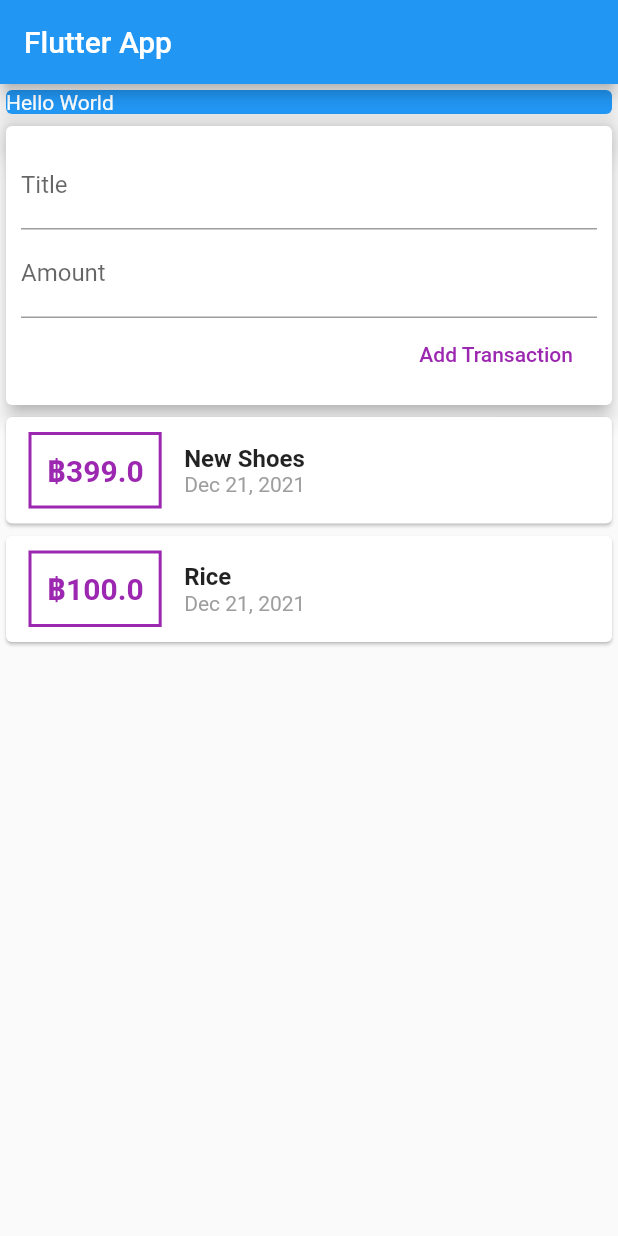
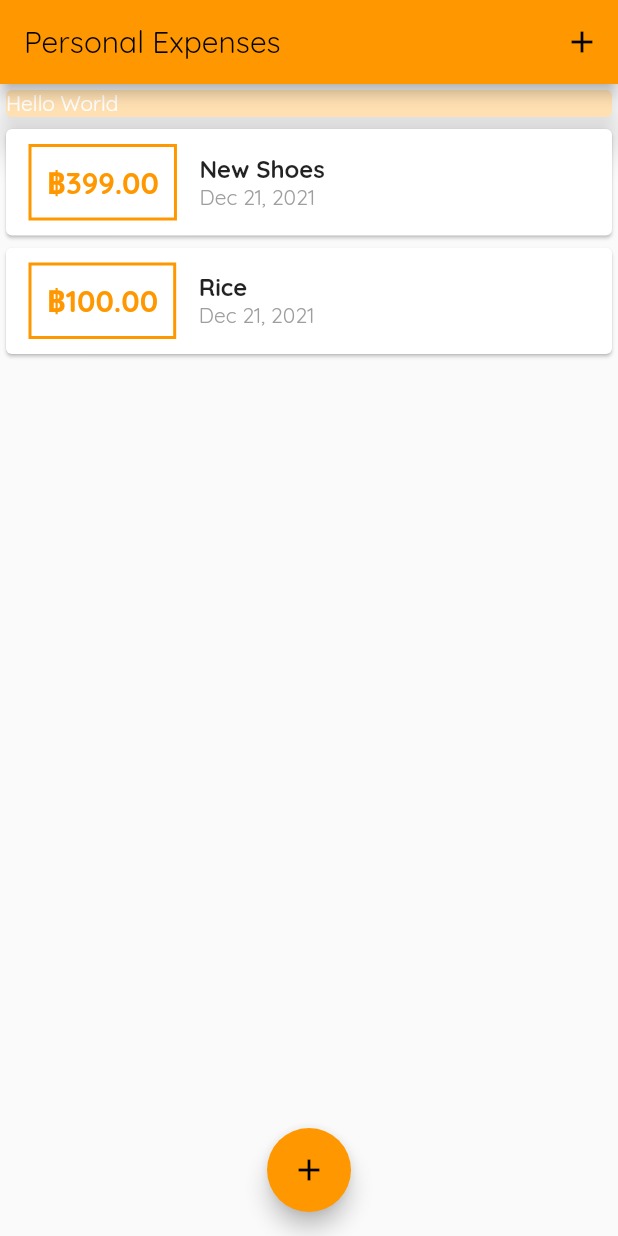
Before and after one commit to Abdulhakim-Maha/Flutter-Tutorial, a Flutter app: the screen it shows after launch, on a phone screen of 412 x 824 dp. Run offline on Flutter 3.47's test engine with Material 2 defaults, Android fonts, the phone set to English and light mode, and no system bars.

Commit message:
add fonts

```diff
--- a/expenses/lib/main.dart
+++ b/expenses/lib/main.dart
@@ -1,4 +1,6 @@
-import 'package:expenses/widgets/user_transaction.dart';
+import 'package:expenses/widgets/new_transaction.dart';
+import 'package:expenses/widgets/transaction_list.dart';
+import 'package:expenses/models/transaction.dart';
 import 'package:flutter/material.dart';
 
 void main() => runApp(MyApp());
@@ -7,23 +9,78 @@ class MyApp extends StatelessWidget {
   @override
   Widget build(BuildContext context) {
     return MaterialApp(
-      title: 'Flutter App',
+      title: 'Personal Expenses',
+      theme: ThemeData(
+        primarySwatch: Colors.orange,
+        fontFamily: 'Quicksand',
+      ),
       home: MyHomePage(),
     );
   }
 }
 
-class MyHomePage extends StatelessWidget {
+class MyHomePage extends StatefulWidget {
   // String? tittleInput;
   // String? amountInput;
+  @override
+  State<MyHomePage> createState() => _MyHomePageState();
+}
+
+class _MyHomePageState extends State<MyHomePage> {
   final titleController = TextEditingController();
   final amountController = TextEditingController();
+
+  final List<Transaction> _userTransaction = [
+    Transaction(
+      id: 't1',
+      title: 'New Shoes',
+      amount: 399,
+      date: DateTime.now(),
+    ),
+    Transaction(
+      id: 't2',
+      title: 'Rice',
+      amount: 100,
+      date: DateTime.now(),
+    ),
+  ];
+
+  void _addNewTransaction(String title, double amount) {
+    final newTx = Transaction(
+        amount: amount,
+        date: DateTime.now(),
+        id: DateTime.now().toString(),
+        title: title);
+
+    setState(() {
+      _userTransaction.add(newTx);
+    });
+  }
+
+  void _startAddNewTransaction(BuildContext ctx) {
+    showModalBottomSheet(
+      context: ctx,
+      builder: (_) {
+        return GestureDetector(
+          child: NewTransaction(_addNewTransaction),
+          onTap: () {},
+          behavior: HitTestBehavior.opaque,
+        );
+      },
+    );
+  }
 
   @override
   Widget build(BuildContext context) {
     return Scaffold(
       appBar: AppBar(
-        title: Text('Flutter App'),
+        title: Text('Personal Expenses'),
+        actions: <Widget>[
+          IconButton(
+            onPressed: () => _startAddNewTransaction(context),
+            icon: Icon(Icons.add),
+          ),
+        ],
       ),
       body: SingleChildScrollView(
         child: Column(
@@ -33,7 +90,7 @@ class MyHomePage extends StatelessWidget {
             Container(
               width: double.infinity,
               child: Card(
-                color: Colors.blue,
+                color: Theme.of(context).primaryColorLight,
                 child: Text(
                   'Hello World',
                   style: TextStyle(color: Colors.white),
@@ -41,9 +98,14 @@ class MyHomePage extends StatelessWidget {
                 elevation: 10,
               ),
             ),
-            UserTransaction(),
+            TransactionList(_userTransaction),
           ],
         ),
+      ),
+      floatingActionButtonLocation: FloatingActionButtonLocation.centerFloat,
+      floatingActionButton: FloatingActionButton(
+        child: Icon(Icons.add),
+        onPressed: () => _startAddNewTransaction(context),
       ),
     );
   }
--- a/expenses/lib/widgets/transaction_list.dart
+++ b/expenses/lib/widgets/transaction_list.dart
@@ -23,17 +23,17 @@ class TransactionList extends StatelessWidget {
                   ),
                   decoration: BoxDecoration(
                     border: Border.all(
-                      color: Colors.purple,
+                      color: Theme.of(context).primaryColor,
                       width: 2,
                     ),
                   ),
                   padding: EdgeInsets.all(10),
                   child: Text(
-                    '฿${transaction[index].amount}',
+                    '฿${transaction[index].amount.toStringAsFixed(2)}',
                     style: TextStyle(
                       fontWeight: FontWeight.bold,
                       fontSize: 20,
-                      color: Colors.purple,
+                      color: Theme.of(context).primaryColor,
                     ),
                   ),
                 ),
--- a/expenses/lib/widgets/user_transaction.dart
+++ /dev/null
@@ -1,48 +0,0 @@
-import 'package:flutter/material.dart';
-import 'package:expenses/widgets/new_transaction.dart';
-import 'package:expenses/widgets/transaction_list.dart';
-import 'package:expenses/models/transaction.dart';
-
-class UserTransaction extends StatefulWidget {
-  @override
-  _UserTransactionState createState() => _UserTransactionState();
-}
-
-class _UserTransactionState extends State<UserTransaction> {
-  final List<Transaction> _userTransaction = [
-    Transaction(
-      id: 't1',
-      title: 'New Shoes',
-      amount: 399,
-      date: DateTime.now(),
-    ),
-    Transaction(
-      id: 't2',
-      title: 'Rice',
-      amount: 100,
-      date: DateTime.now(),
-    ),
-  ];
-
-  void _addNewTransaction(String title, double amount) {
-    final newTx = Transaction(
-        amount: amount,
-        date: DateTime.now(),
-        id: DateTime.now().toString(),
-        title: title);
-
-    setState(() {
-      _userTransaction.add(newTx);
-    });
-  }
-
-  @override
-  Widget build(BuildContext context) {
-    return Column(
-      children: [
-        NewTransaction(_addNewTransaction),
-        TransactionList(_userTransaction),
-      ],
-    );
-  }
-}
```
Also changed, not shown: expenses/lib/widgets/new_transaction.dart (+30 -9 lines), expenses/pubspec.yaml (+12 -11 lines), expenses/assets/fonts/OpenSans-Bold.ttf (added), expenses/assets/fonts/OpenSans-Regular.ttf (added), expenses/assets/fonts/Quicksand-Bold.ttf (added), expenses/assets/fonts/Quicksand-Light.ttf (added), expenses/assets/fonts/Quicksand-Medium.ttf (added), expenses/assets/fonts/Quicksand-Regular.ttf (added).
